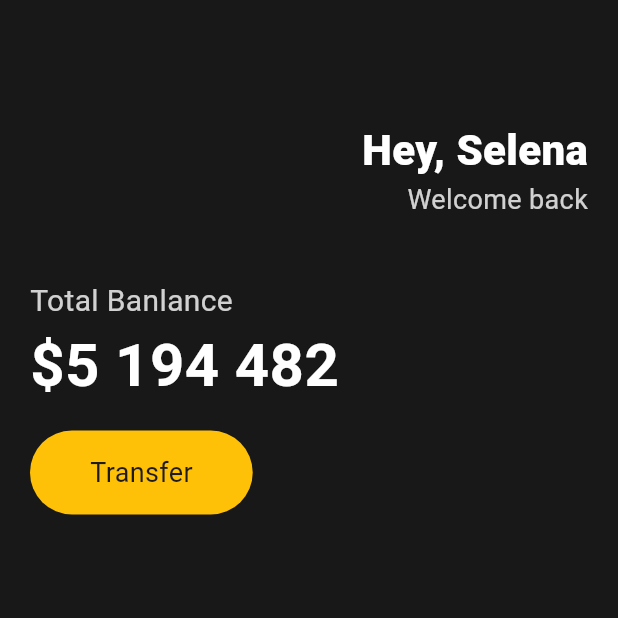
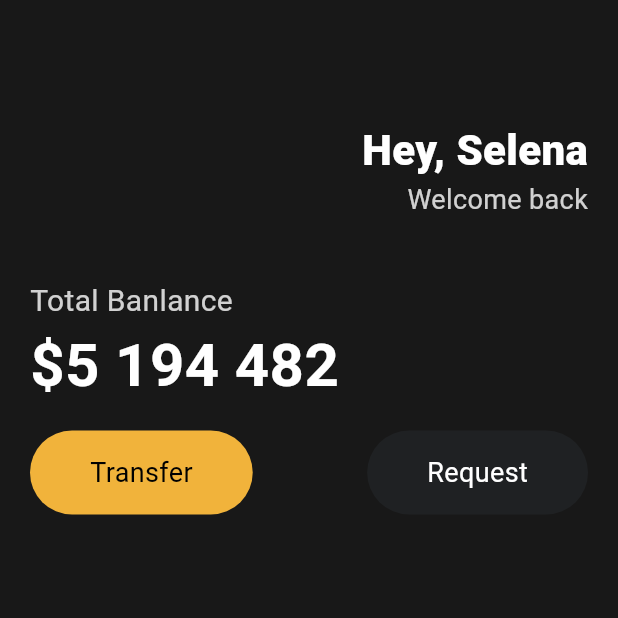
Before and after one commit to heereal/Digital_Wallet, a Flutter app: the screen it shows after launch, on a phone screen of 412 x 824 dp, the top half of it. Run offline on Flutter 3.47's test engine with Material 3 defaults, Android fonts, the light colour scheme and no system bars.

Commit message:
design: reusable widgets

```diff
--- a/lib/main.dart
+++ b/lib/main.dart
@@ -1,4 +1,5 @@
 import 'package:flutter/material.dart';
+import 'package:toonflix/widgets/button.dart';
 
 void main() {
   // runApp()은 위젯을 파리미터로 받음
@@ -74,28 +75,21 @@
                 const SizedBox(
                   height: 15,
                 ),
-                Row(
+                const Row(
+                  mainAxisAlignment: MainAxisAlignment.spaceBetween,
                   children: [
-                    Container(
-                      decoration: BoxDecoration(
-                        color: Colors.amber,
-                        borderRadius: BorderRadius.circular(45),
-                      ),
-                      child: const Padding(
-                        padding: EdgeInsets.symmetric(
-                          vertical: 15,
-                          horizontal: 40,
-                        ),
-                        child: Text(
-                          'Transfer',
-                          style: TextStyle(
-                            fontSize: 18,
-                          ),
-                        ),
-                      ),
+                    Button(
+                      text: 'Transfer',
+                      bgColor: Color(0xFFF1B33B),
+                      textColor: Colors.black,
+                    ),
+                    Button(
+                      text: 'Request',
+                      bgColor: Color(0xFF1F2123),
+                      textColor: Colors.white,
                     ),
                   ],
-                )
+                ),
               ],
             ),
           )),
--- /dev/null
+++ b/lib/widgets/button.dart
@@ -0,0 +1,37 @@
+import 'package:flutter/material.dart';
+
+class Button extends StatelessWidget {
+  final String text;
+  final Color bgColor;
+  final Color textColor;
+
+  const Button({
+    super.key,
+    required this.text,
+    required this.bgColor,
+    required this.textColor,
+  });
+
+  @override
+  Widget build(BuildContext context) {
+    return Container(
+      decoration: BoxDecoration(
+        color: bgColor,
+        borderRadius: BorderRadius.circular(45),
+      ),
+      child: Padding(
+        padding: const EdgeInsets.symmetric(
+          vertical: 15,
+          horizontal: 40,
+        ),
+        child: Text(
+          text,
+          style: TextStyle(
+            fontSize: 18,
+            color: textColor,
+          ),
+        ),
+      ),
+    );
+  }
+}
```
